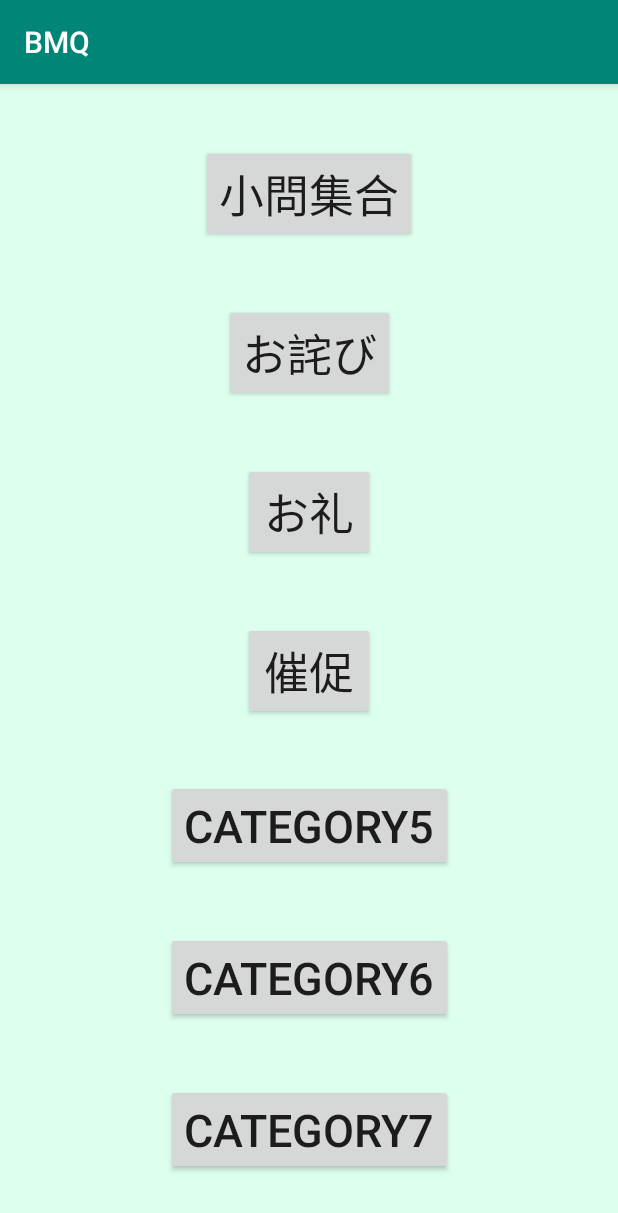
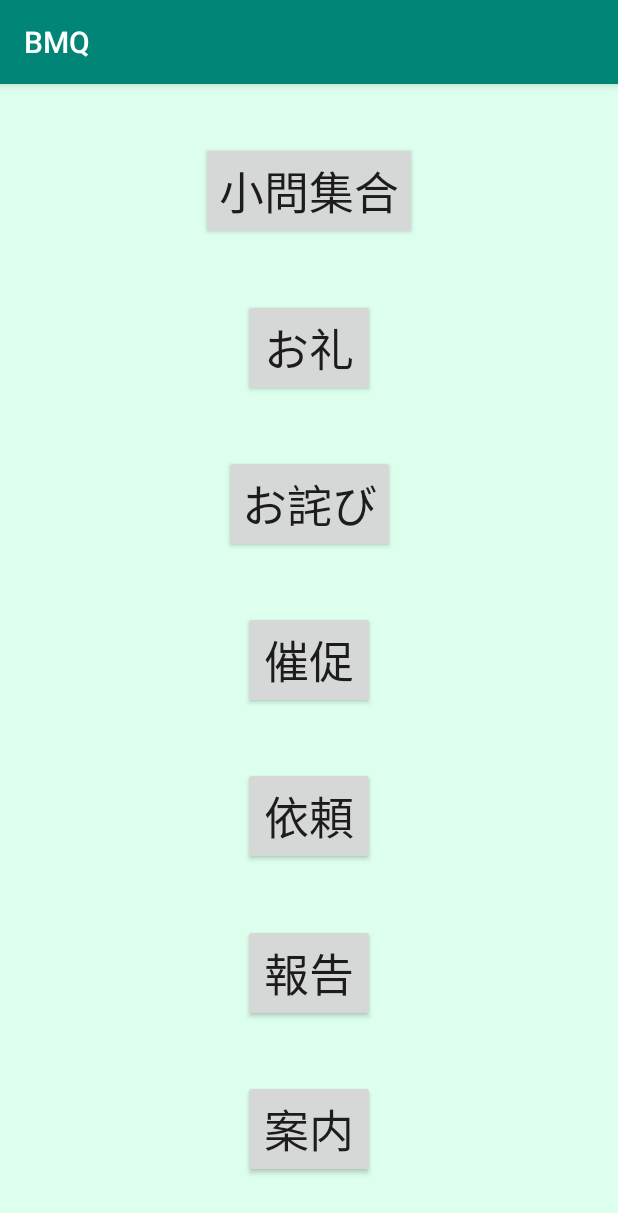
Before and after one commit to Yuk1007/DIE, an Android app: the CategoryActivity screen opened directly, with no data from a screen before it, on a phone screen of 412 x 824 dp. Shown: the top 1213 px of the screen. Run offline under Robolectric (Android 15) with nearby library versions, the phone set to English and light mode, and no system bars.

Commit message:
お礼の問題追加

```diff
--- a/app/src/main/AndroidManifest.xml
+++ b/app/src/main/AndroidManifest.xml
@@ -14,6 +14,8 @@
             android:supportsRtl="true"
             android:theme="@style/AppTheme"
             tools:ignore="GoogleAppIndexingWarning">
+        <activity android:name=".ThanksActivity">
+        </activity>
         <activity android:name=".ApologizeActivity">
         </activity>
         <activity android:name=".MainActivity">
--- a/app/src/main/java/com/example/bmq/CategoryActivity.java
+++ b/app/src/main/java/com/example/bmq/CategoryActivity.java
@@ -50,7 +50,7 @@ public class CategoryActivity extends AppCompatActivity
             @Override
             public void onClick(View v)
             {
-                Intent intent = new Intent(getApplication(), ApologizeActivity.class);
+                Intent intent = new Intent(getApplication(), ThanksActivity.class);
                 startActivity(intent);
             }
         });
--- a/app/src/main/java/com/example/bmq/ApologizeActivity.java
+++ b/app/src/main/java/com/example/bmq/ThanksActivity.java
@@ -13,7 +13,7 @@ import java.util.ArrayList;
 import java.util.Collections;
 import java.util.Random;
 
-public class ApologizeActivity extends AppCompatActivity
+public class ThanksActivity extends AppCompatActivity
 {
 
     private TextView countLabel;
--- a/app/src/main/res/layout/activity_category.xml
+++ b/app/src/main/res/layout/activity_category.xml
@@ -24,7 +24,7 @@
         android:id="@+id/category_Btn2"
         android:layout_width="wrap_content"
         android:layout_height="wrap_content"
-        android:text="お詫び"
+        android:text="お礼"
         android:textSize="30sp"
         app:layout_constraintBottom_toTopOf="@+id/category_Btn3"
         app:layout_constraintEnd_toEndOf="parent"
@@ -36,7 +36,7 @@
         android:id="@+id/category_Btn3"
         android:layout_width="wrap_content"
         android:layout_height="wrap_content"
-        android:text="お礼"
+        android:text="お詫び"
         android:textSize="30sp"
         app:layout_constraintBottom_toTopOf="@+id/category_Btn4"
         app:layout_constraintEnd_toEndOf="parent"
@@ -60,7 +60,7 @@
         android:id="@+id/category_Btn5"
         android:layout_width="wrap_content"
         android:layout_height="wrap_content"
-        android:text="category5"
+        android:text="依頼"
         android:textSize="30sp"
         app:layout_constraintBottom_toTopOf="@+id/category_Btn6"
         app:layout_constraintEnd_toEndOf="parent"
@@ -72,7 +72,7 @@
         android:id="@+id/category_Btn6"
         android:layout_width="wrap_content"
         android:layout_height="wrap_content"
-        android:text="category6"
+        android:text="報告"
         android:textSize="30sp"
         app:layout_constraintBottom_toTopOf="@+id/category_Btn7"
         app:layout_constraintEnd_toEndOf="parent"
@@ -84,7 +84,7 @@
             android:id="@+id/category_Btn7"
             android:layout_width="wrap_content"
             android:layout_height="wrap_content"
-            android:text="category7"
+            android:text="案内"
             android:textSize="30sp"
             app:layout_constraintBottom_toBottomOf="parent"
             app:layout_constraintEnd_toEndOf="parent"
```
Also changed, not shown: app/src/main/res/layout/activity_thanks.xml (renamed from app/src/main/res/layout/activity_apologize.xml).
